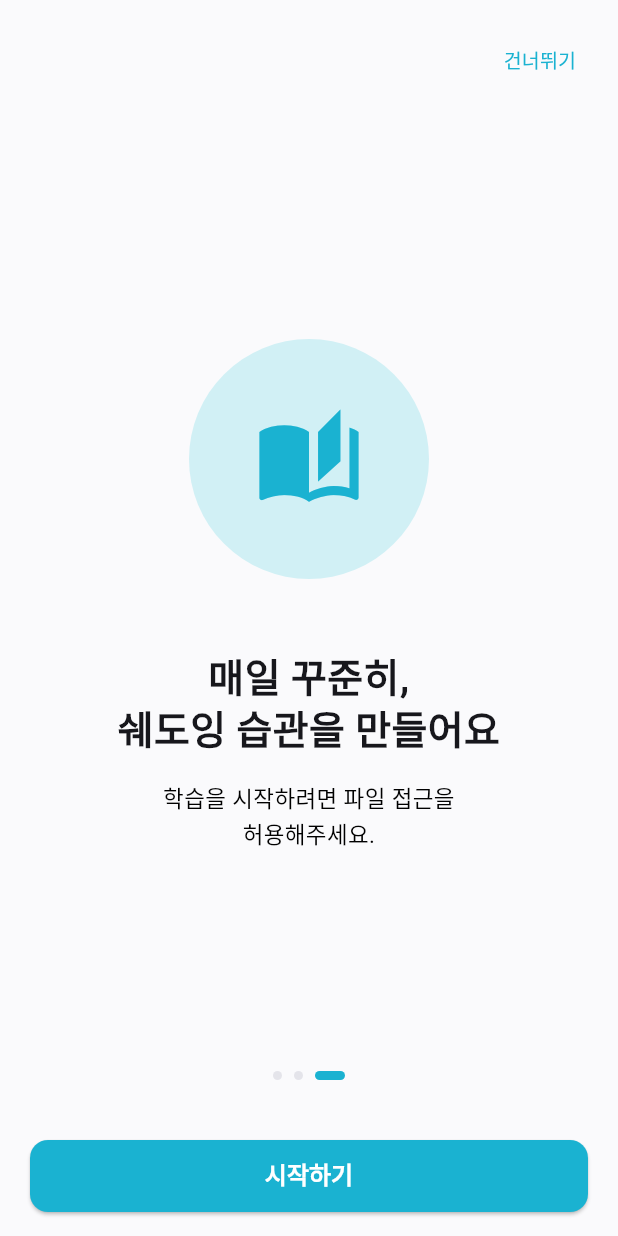
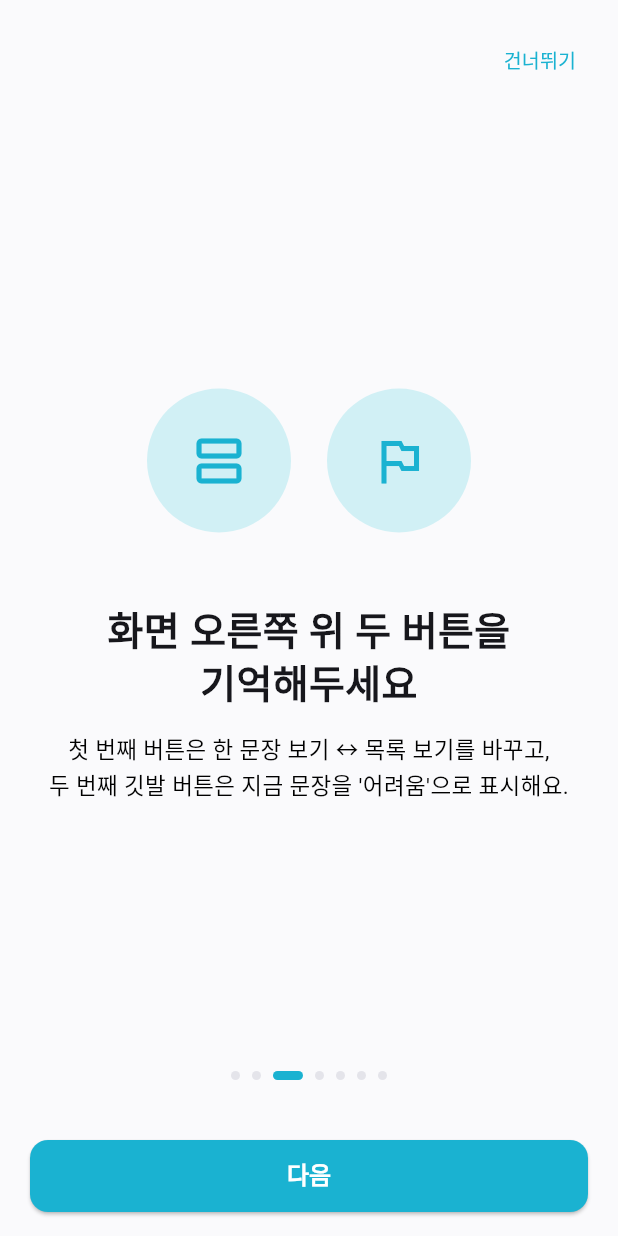
Before and after one commit to eduarmy7/shadowing-lab, a Flutter app: the screen it shows after launch, swiped to page 3, on a phone screen of 412 x 824 dp. Run offline on Flutter 3.47's test engine with Material 3 defaults, Android fonts, the phone set to English and light mode, and no system bars; our stand-ins replace audio_service, equatable, file_picker, flutter_local_notifications, flutter_riverpod, go_router and 5 more; generated files the repository leaves out were written again; Roboto replaces fonts that are missing (Pretendard).

Commit message:
온보딩에 실사용법 튜토리얼 슬라이드 4개 추가
- 기존 3슬라이드(파일업로드/듣기따라말하기/습관만들기) 사이에 실제 학습
  화면 사용법 슬라이드 4개를 삽입해 총 7슬라이드로 확장
  1) 화면 오른쪽 위 한문장⇔목록 전환 버튼 + 플래그 버튼
  2) 한 문장 보기에서 목록 보기로 전환하는 방법
  3) 수정 화면에서 문장 길이(경계) 조절 — 별도 저장 버튼 필요
  4) 문장 합치기/나누기 — 누르는 즉시 저장됨
- 두 아이콘을 나란히 보여주는 iconRow 레이아웃을 온보딩 페이지에 추가해
  실제 앱 버튼과 동일한 아이콘으로 인식하기 쉽게 함
- ko/en/ja 3개 언어 모두 번역 반영

```diff
--- a/02_app_code/lib/l10n/app_ko.arb
+++ b/02_app_code/lib/l10n/app_ko.arb
@@ -39,8 +39,16 @@
   "onboardingPage1Subtext": "타임스탬프? 몰라도 돼요.\n자막이 있으면 자막대로, 없으면 무음 구간을 찾아서 나눠줘요.",
   "onboardingPage2Headline": "듣고, 따라 말하고,\n자동으로 다음 문장",
   "onboardingPage2Subtext": "손 안 대고 진행되는 리듬 속에서\n자연스럽게 반복 학습해요.",
-  "onboardingPage3Headline": "매일 꾸준히,\n쉐도잉 습관을 만들어요",
-  "onboardingPage3Subtext": "학습을 시작하려면 파일 접근을\n허용해주세요.",
+  "onboardingPage3Headline": "화면 오른쪽 위 두 버튼을\n기억해두세요",
+  "onboardingPage3Subtext": "첫 번째 버튼은 한 문장 보기 ↔ 목록 보기를 바꾸고,\n두 번째 깃발 버튼은 지금 문장을 '어려움'으로 표시해요.",
+  "onboardingPage4Headline": "한 문장씩 보다가도\n목록으로 한눈에 볼 수 있어요",
+  "onboardingPage4Subtext": "오른쪽 위 버튼을 누르면 지금까지 문장이 목록으로 나와요.\n다시 누르면 한 문장 보기로 돌아가요.",
+  "onboardingPage5Headline": "수정 버튼으로\n문장 길이를 조절해요",
+  "onboardingPage5Subtext": "시작/끝 지점을 원하는 대로 드래그한 뒤,\n오른쪽 위 저장 버튼을 눌러야 반영돼요.",
+  "onboardingPage6Headline": "문장을 합치거나\n나눌 수도 있어요",
+  "onboardingPage6Subtext": "합치기·나누기는 누르는 즉시 저장돼요.\n따로 저장 버튼을 누를 필요는 없어요.",
+  "onboardingPage7Headline": "매일 꾸준히,\n쉐도잉 습관을 만들어요",
+  "onboardingPage7Subtext": "학습을 시작하려면 파일 접근을\n허용해주세요.",
   "onboardingStart": "시작하기",
   "onboardingNext": "다음",
   "onboardingPermissionNotice": "일부 권한이 허용되지 않았어요. 설정에서 언제든 다시 허용할 수 있어요.",
--- a/02_app_code/lib/presentation/onboarding/onboarding_screen.dart
+++ b/02_app_code/lib/presentation/onboarding/onboarding_screen.dart
@@ -18,9 +18,13 @@ final onboardingCompletedProvider = FutureProvider<bool>((ref) async {
 
 class _OnboardingPage {
   final IconData icon;
+  // 2026-08-11: 사용법 안내 슬라이드(#3~#6)는 실제 학습 화면 버튼과 똑같은 아이콘
+  // 2개를 나란히 보여줘야 "이 버튼이구나"를 바로 알아본다 — 기존 큰 원 아이콘 1개
+  // 방식만으로는 뭘 가리키는지 전달이 안 돼서, 값이 있으면 이 리스트를 대신 그린다.
+  final List<IconData>? iconRow;
   final String headline;
   final String subtext;
-  const _OnboardingPage({required this.icon, required this.headline, required this.subtext});
+  const _OnboardingPage({required this.icon, this.iconRow, required this.headline, required this.subtext});
 }
 
 List<_OnboardingPage> _pagesOf(AppLocalizations l10n) => [
@@ -34,10 +38,35 @@ List<_OnboardingPage> _pagesOf(AppLocalizations l10n) => [
         headline: l10n.onboardingPage2Headline,
         subtext: l10n.onboardingPage2Subtext,
       ),
+      // 2026-08-11: 사용자 요청 — 첫 실행 튜토리얼에 실제 사용법(화면 오른쪽 위 버튼들,
+      // 한 문장⇔목록 전환, 편집에서 길이 조절/합치기/나누기)을 추가한다.
       _OnboardingPage(
         icon: Icons.auto_stories,
+        iconRow: const [Icons.view_agenda_outlined, Icons.outlined_flag],
         headline: l10n.onboardingPage3Headline,
         subtext: l10n.onboardingPage3Subtext,
+      ),
+      _OnboardingPage(
+        icon: Icons.view_carousel_outlined,
+        headline: l10n.onboardingPage4Headline,
+        subtext: l10n.onboardingPage4Subtext,
+      ),
+      _OnboardingPage(
+        icon: Icons.edit_outlined,
+        iconRow: const [Icons.edit_outlined, Icons.save_outlined],
+        headline: l10n.onboardingPage5Headline,
+        subtext: l10n.onboardingPage5Subtext,
+      ),
+      _OnboardingPage(
+        icon: Icons.call_merge,
+        iconRow: const [Icons.call_merge, Icons.call_split],
+        headline: l10n.onboardingPage6Headline,
+        subtext: l10n.onboardingPage6Subtext,
+      ),
+      _OnboardingPage(
+        icon: Icons.auto_stories,
+        headline: l10n.onboardingPage7Headline,
+        subtext: l10n.onboardingPage7Subtext,
       ),
     ];
 
@@ -124,6 +153,25 @@ class _OnboardingScreenState extends ConsumerState<OnboardingScreen> {
                     child: Column(
                       mainAxisAlignment: MainAxisAlignment.center,
                       children: [
+                        if (page.iconRow != null)
+                          Row(
+                            mainAxisSize: MainAxisSize.min,
+                            children: [
+                              for (final icon in page.iconRow!) ...[
+                                if (icon != page.iconRow!.first) const SizedBox(width: AppSpacing.lg),
+                                Container(
+                                  width: 96,
+                                  height: 96,
+                                  decoration: BoxDecoration(
+                                    color: theme.colorScheme.primaryContainer,
+                                    shape: BoxShape.circle,
+                                  ),
+                                  child: Icon(icon, size: 40, color: theme.colorScheme.primary),
+                                ),
+                              ],
+                            ],
+                          )
+                        else
                           Container(
                             width: 160,
                             height: 160,
--- a/ttara_runner/lib/l10n/app_ko.arb
+++ b/ttara_runner/lib/l10n/app_ko.arb
@@ -39,8 +39,16 @@
   "onboardingPage1Subtext": "타임스탬프? 몰라도 돼요.\n자막이 있으면 자막대로, 없으면 무음 구간을 찾아서 나눠줘요.",
   "onboardingPage2Headline": "듣고, 따라 말하고,\n자동으로 다음 문장",
   "onboardingPage2Subtext": "손 안 대고 진행되는 리듬 속에서\n자연스럽게 반복 학습해요.",
-  "onboardingPage3Headline": "매일 꾸준히,\n쉐도잉 습관을 만들어요",
-  "onboardingPage3Subtext": "학습을 시작하려면 파일 접근을\n허용해주세요.",
+  "onboardingPage3Headline": "화면 오른쪽 위 두 버튼을\n기억해두세요",
+  "onboardingPage3Subtext": "첫 번째 버튼은 한 문장 보기 ↔ 목록 보기를 바꾸고,\n두 번째 깃발 버튼은 지금 문장을 '어려움'으로 표시해요.",
+  "onboardingPage4Headline": "한 문장씩 보다가도\n목록으로 한눈에 볼 수 있어요",
+  "onboardingPage4Subtext": "오른쪽 위 버튼을 누르면 지금까지 문장이 목록으로 나와요.\n다시 누르면 한 문장 보기로 돌아가요.",
+  "onboardingPage5Headline": "수정 버튼으로\n문장 길이를 조절해요",
+  "onboardingPage5Subtext": "시작/끝 지점을 원하는 대로 드래그한 뒤,\n오른쪽 위 저장 버튼을 눌러야 반영돼요.",
+  "onboardingPage6Headline": "문장을 합치거나\n나눌 수도 있어요",
+  "onboardingPage6Subtext": "합치기·나누기는 누르는 즉시 저장돼요.\n따로 저장 버튼을 누를 필요는 없어요.",
+  "onboardingPage7Headline": "매일 꾸준히,\n쉐도잉 습관을 만들어요",
+  "onboardingPage7Subtext": "학습을 시작하려면 파일 접근을\n허용해주세요.",
   "onboardingStart": "시작하기",
   "onboardingNext": "다음",
   "onboardingPermissionNotice": "일부 권한이 허용되지 않았어요. 설정에서 언제든 다시 허용할 수 있어요.",
--- a/ttara_runner/lib/presentation/onboarding/onboarding_screen.dart
+++ b/ttara_runner/lib/presentation/onboarding/onboarding_screen.dart
@@ -18,9 +18,13 @@ final onboardingCompletedProvider = FutureProvider<bool>((ref) async {
 
 class _OnboardingPage {
   final IconData icon;
+  // 2026-08-11: 사용법 안내 슬라이드(#3~#6)는 실제 학습 화면 버튼과 똑같은 아이콘
+  // 2개를 나란히 보여줘야 "이 버튼이구나"를 바로 알아본다 — 기존 큰 원 아이콘 1개
+  // 방식만으로는 뭘 가리키는지 전달이 안 돼서, 값이 있으면 이 리스트를 대신 그린다.
+  final List<IconData>? iconRow;
   final String headline;
   final String subtext;
-  const _OnboardingPage({required this.icon, required this.headline, required this.subtext});
+  const _OnboardingPage({required this.icon, this.iconRow, required this.headline, required this.subtext});
 }
 
 List<_OnboardingPage> _pagesOf(AppLocalizations l10n) => [
@@ -34,10 +38,35 @@ List<_OnboardingPage> _pagesOf(AppLocalizations l10n) => [
         headline: l10n.onboardingPage2Headline,
         subtext: l10n.onboardingPage2Subtext,
       ),
+      // 2026-08-11: 사용자 요청 — 첫 실행 튜토리얼에 실제 사용법(화면 오른쪽 위 버튼들,
+      // 한 문장⇔목록 전환, 편집에서 길이 조절/합치기/나누기)을 추가한다.
       _OnboardingPage(
         icon: Icons.auto_stories,
+        iconRow: const [Icons.view_agenda_outlined, Icons.outlined_flag],
         headline: l10n.onboardingPage3Headline,
         subtext: l10n.onboardingPage3Subtext,
+      ),
+      _OnboardingPage(
+        icon: Icons.view_carousel_outlined,
+        headline: l10n.onboardingPage4Headline,
+        subtext: l10n.onboardingPage4Subtext,
+      ),
+      _OnboardingPage(
+        icon: Icons.edit_outlined,
+        iconRow: const [Icons.edit_outlined, Icons.save_outlined],
+        headline: l10n.onboardingPage5Headline,
+        subtext: l10n.onboardingPage5Subtext,
+      ),
+      _OnboardingPage(
+        icon: Icons.call_merge,
+        iconRow: const [Icons.call_merge, Icons.call_split],
+        headline: l10n.onboardingPage6Headline,
+        subtext: l10n.onboardingPage6Subtext,
+      ),
+      _OnboardingPage(
+        icon: Icons.auto_stories,
+        headline: l10n.onboardingPage7Headline,
+        subtext: l10n.onboardingPage7Subtext,
       ),
     ];
 
@@ -124,6 +153,25 @@ class _OnboardingScreenState extends ConsumerState<OnboardingScreen> {
                     child: Column(
                       mainAxisAlignment: MainAxisAlignment.center,
                       children: [
+                        if (page.iconRow != null)
+                          Row(
+                            mainAxisSize: MainAxisSize.min,
+                            children: [
+                              for (final icon in page.iconRow!) ...[
+                                if (icon != page.iconRow!.first) const SizedBox(width: AppSpacing.lg),
+                                Container(
+                                  width: 96,
+                                  height: 96,
+                                  decoration: BoxDecoration(
+                                    color: theme.colorScheme.primaryContainer,
+                                    shape: BoxShape.circle,
+                                  ),
+                                  child: Icon(icon, size: 40, color: theme.colorScheme.primary),
+                                ),
+                              ],
+                            ],
+                          )
+                        else
                           Container(
                             width: 160,
                             height: 160,
```
Also changed, not shown: 02_app_code/lib/l10n/app_en.arb (+10 -2 lines), 02_app_code/lib/l10n/app_ja.arb (+10 -2 lines), ttara_runner/lib/l10n/app_en.arb (+10 -2 lines), ttara_runner/lib/l10n/app_ja.arb (+10 -2 lines). Lines whose indentation alone changed are shown as unchanged.
